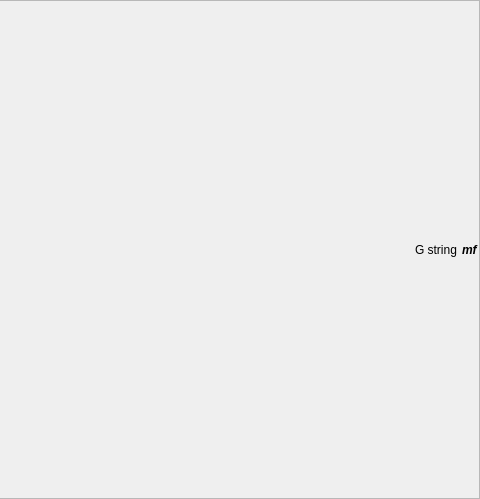
Before: the Qt Designer form python/examine_widget_gui.ui in gperciva/vivi, drawn with Qt 5; both pictures show x 242 to 722 and y 0 to 499 of the 722 by 499 pixel window.
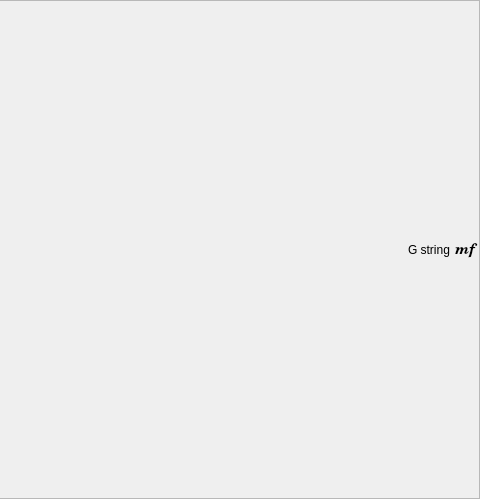
After: the same form once the commit is applied.

The edit to the form file:
```diff
--- a/python/examine_widget_gui.ui
+++ b/python/examine_widget_gui.ui
@@ -85,6 +85,8 @@
       <widget class="QLabel" name="dyn_label">
        <property name="font">
         <font>
+         <family>Century Schoolbook L</family>
+         <pointsize>11</pointsize>
          <weight>75</weight>
          <italic>true</italic>
          <bold>true</bold>
```
